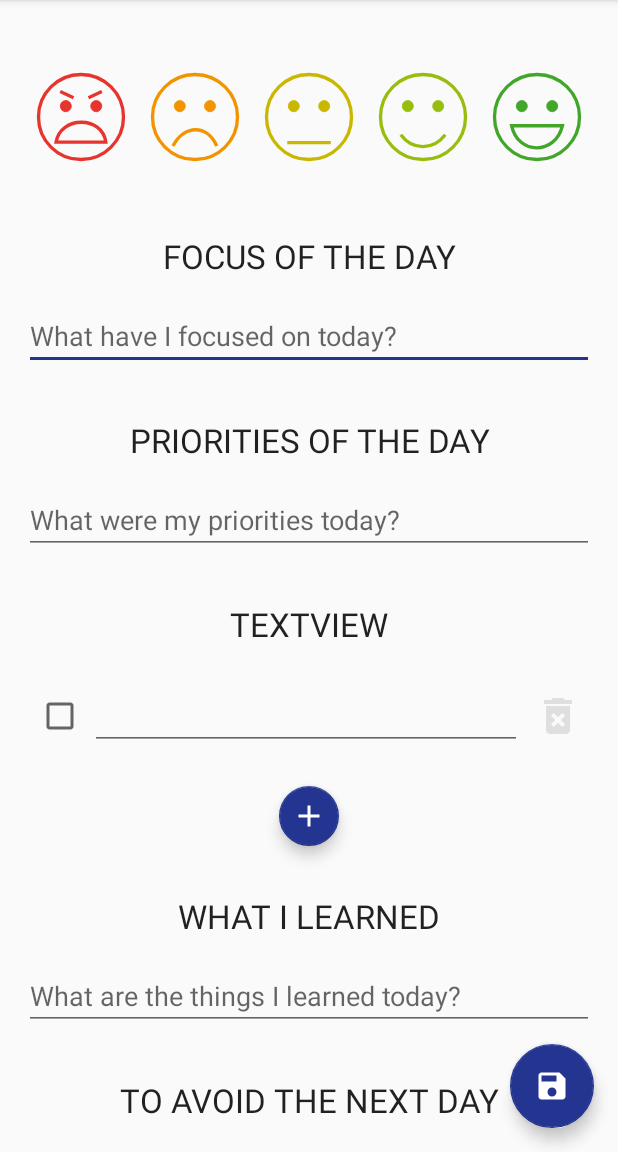
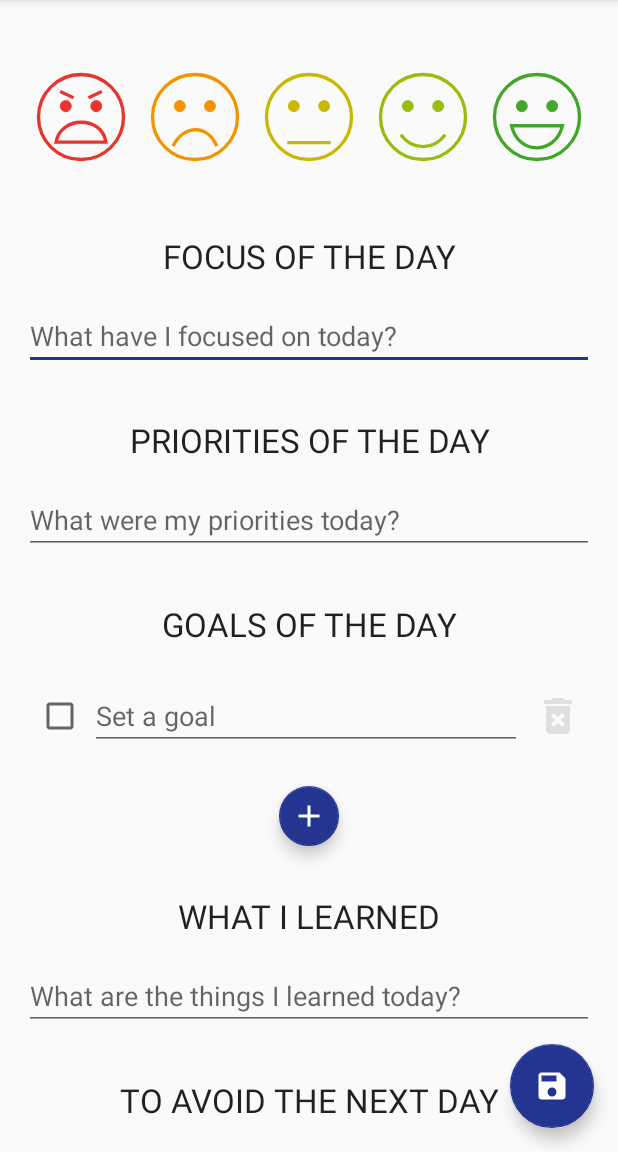
Before and after one commit to dp-152/mydaytoday, an Android app: the EntryHandlerActivity screen opened directly, with no data from a screen before it, after a tap on an icon or button, on a phone screen of 412 x 824 dp, the part 84-1236 px from its top. Run offline under Robolectric (Android 15) with nearby library versions, the phone set to English and light mode, and no system bars; our stand-ins replace Room's generated code; libraries missing offline, so code that uses them is left out: kotlinx.coroutines.experimental; 2 statements that could not run were skipped; 2 other taps on this screen came first.

Commit message:
Adapted moods getter on CurrentActivity to add accessibility image description Added gettext translation files

```diff
--- a/app/src/main/java/tk/mzalmeida/mydaytoday/EntryHandlerActivity.kt
+++ b/app/src/main/java/tk/mzalmeida/mydaytoday/EntryHandlerActivity.kt
@@ -317,7 +317,7 @@ class EntryHandlerActivity : AppCompatActivity() {
 
                     // Goals list is empty
                     entry.todayGoals.isEmpty() -> {
-                        alertDialogBuilder.setMessage("SomeString") // TODO: String for goals empty
+                        alertDialogBuilder.setMessage(R.string.entry_confirmGoalsEmptyMessage)
                         alertDialogBuilder.create().show()
                     }
 
@@ -361,7 +361,7 @@ class EntryHandlerActivity : AppCompatActivity() {
 
                     // Goals list is empty
                     entry.todayGoals.isEmpty() -> {
-                        alertDialogBuilder.setMessage("SomeString") // TODO: String for goals empty
+                        alertDialogBuilder.setMessage(R.string.entry_confirmGoalsEmptyMessage)
                         alertDialogBuilder.create().show()
                     }
 
@@ -379,7 +379,7 @@ class EntryHandlerActivity : AppCompatActivity() {
 
                     // Goals list has no fulfilled goals
                     goalUnchecked(entry.todayGoals) -> {
-                        alertDialogBuilder.setMessage("SomeString-unchecked") // TODO: String for no goal checked
+                        alertDialogBuilder.setMessage(R.string.entry_confirmGoalsUncheckedMessage)
                         alertDialogBuilder.create().show()
                     }
 
--- a/app/src/main/res/layout/activity_current_entry.xml
+++ b/app/src/main/res/layout/activity_current_entry.xml
@@ -32,6 +32,7 @@
             android:layout_marginStart="8dp"
             android:layout_marginTop="32dp"
             android:background="@drawable/ic_mood_null"
+            android:contentDescription="@string/currentEntry_moodScoreImageDescription"
             app:layout_constraintEnd_toEndOf="parent"
             app:layout_constraintStart_toStartOf="parent"
             app:layout_constraintTop_toTopOf="parent" />
@@ -98,7 +99,7 @@
             android:layout_marginEnd="16dp"
             android:layout_marginStart="16dp"
             android:layout_marginTop="24dp"
-            android:text="goals of the day"
+            android:text="@string/entry_goalsTitle"
             android:textAllCaps="true"
             android:textAppearance="@android:style/TextAppearance.DeviceDefault.Large"
             app:layout_constraintEnd_toEndOf="parent"
--- a/app/src/main/res/layout/activity_entry_handler.xml
+++ b/app/src/main/res/layout/activity_entry_handler.xml
@@ -176,7 +176,7 @@
                     android:id="@+id/entryHandler_goalsTitle"
                     android:layout_width="match_parent"
                     android:layout_height="wrap_content"
-                    android:text="TextView"
+                    android:text="@string/entry_goalsTitle"
                     android:textAlignment="center"
                     android:textAllCaps="true"
                     android:textAppearance="@android:style/TextAppearance.DeviceDefault.Large" />
@@ -198,6 +198,7 @@
                     android:clickable="true"
                     android:focusable="true"
                     android:onClick="onClickListenerEntryHandler"
+                    android:contentDescription="@string/entry_goalAddButtonDescription"
                     app:fabSize="mini"
                     app:srcCompat="@drawable/ic_add_white_32dp" />
 
--- a/app/src/main/res/layout/inflate_entry_handler_submodule_goals.xml
+++ b/app/src/main/res/layout/inflate_entry_handler_submodule_goals.xml
@@ -29,6 +29,7 @@
         android:layout_marginTop="8dp"
         android:ems="10"
         android:inputType="text"
+        android:hint="@string/entry_goalsHint"
         app:layout_constraintBottom_toBottomOf="parent"
         app:layout_constraintEnd_toStartOf="@+id/imageButton3"
         app:layout_constraintStart_toEndOf="@+id/checkBox3"
@@ -45,6 +46,7 @@
         android:background="@drawable/ic_delete_forever_white_32dp"
         android:backgroundTint="@color/delete_button_background_tint"
         android:onClick="onClickDeleteGoal"
+        android:contentDescription="@string/entry_goalDeleteButtonDescription"
         app:layout_constraintBottom_toBottomOf="parent"
         app:layout_constraintEnd_toEndOf="parent"
         app:layout_constraintTop_toTopOf="parent" />
--- a/app/src/main/res/layout/inflate_entry_handler_submodule_goals_no_checkbox.xml
+++ b/app/src/main/res/layout/inflate_entry_handler_submodule_goals_no_checkbox.xml
@@ -31,6 +31,7 @@
         android:layout_marginTop="8dp"
         android:ems="10"
         android:inputType="text"
+        android:hint="@string/entry_goalsHint"
         app:layout_constraintBottom_toBottomOf="parent"
         app:layout_constraintEnd_toStartOf="@+id/imageButton3"
         app:layout_constraintStart_toEndOf="@+id/checkBox3"
@@ -47,6 +48,7 @@
         android:background="@drawable/ic_delete_forever_white_32dp"
         android:backgroundTint="@color/delete_button_background_tint"
         android:onClick="onClickDeleteGoal"
+        android:contentDescription="@string/entry_goalDeleteButtonDescription"
         app:layout_constraintBottom_toBottomOf="parent"
         app:layout_constraintEnd_toEndOf="parent"
         app:layout_constraintTop_toTopOf="parent" />
--- a/app/src/main/res/values/strings.xml
+++ b/app/src/main/res/values/strings.xml
@@ -4,18 +4,24 @@
     <string name="entry_focusHint">What have I focused on today?</string>
     <string name="entry_prioritiesTitle">Priorities of the Day</string>
     <string name="entry_prioritiesHint">What were my priorities today?</string>
+    <string name="entry_goalsTitle">Goals of the day</string>
+    <string name="entry_goalsHint">Set a goal</string>
+    <string name="entry_goalDeleteButtonDescription">Delete this goal</string>
+    <string name="entry_goalAddButtonDescription">Add a new goal</string>
     <string name="entry_learnedTodayTitle">What I learned</string>
     <string name="entry_learnedTodayHint">What are the things I learned today?</string>
     <string name="entry_avoidTomorrowTitle">To avoid the next day</string>
     <string name="entry_avoidTomorrowHint">What are the things I should avoid tomorrow?</string>
     <string name="entry_thankfulForTitle">I am Thankful For:</string>
     <string name="entry_thankfulForHint">What am I thankful for today?</string>
-    <string name="entry_confirmMoodScoreEmptyMessage">You forgot to select your mood.\nAre you sure you want to leave?</string>
-    <string name="entry_confirmFocusEmptyMessage">You forgot to talk about your focus of the day.\nAre you sure you want to leave?</string>
-    <string name="entry_confirmPrioritiesEmptyMessage">You forgot to write your priorities of the day.\nAre you sure you want to leave?</string>
-    <string name="entry_confirmLearnedTodayEmptyMessage">You forgot to write what you learned today.\nAre you sure you want to leave?</string>
-    <string name="entry_confirmAvoidTomorrowEmptyMessage">You forgot to say the things you should avoid tomorrow.\nAre you sure you want to leave?</string>
-    <string name="entry_confirmThankfulForEmptyMessage">You forgot to say what you are thankful for today.\nAre you sure you want to leave?</string>
+    <string name="entry_confirmMoodScoreEmptyMessage">You forgot to select your mood.\nAre you sure you want to submit?</string>
+    <string name="entry_confirmFocusEmptyMessage">You forgot to talk about your focus of the day.\nAre you sure you want to submit?</string>
+    <string name="entry_confirmPrioritiesEmptyMessage">You forgot to write your priorities of the day.\nAre you sure you want to submit?</string>
+    <string name="entry_confirmGoalsEmptyMessage">You didn\'t add any goals for this day.\nAre you sure you want to submit?</string>
+    <string name="entry_confirmGoalsUncheckedMessage">You didn\'t mark any goal as completed.\nAre you sure you want to submit?</string>
+    <string name="entry_confirmLearnedTodayEmptyMessage">You forgot to write what you learned today.\nAre you sure you want to submit?</string>
+    <string name="entry_confirmAvoidTomorrowEmptyMessage">You forgot to say the things you should avoid tomorrow.\nAre you sure you want to submit?</string>
+    <string name="entry_confirmThankfulForEmptyMessage">You forgot to say what you are thankful for today.\nAre you sure you want to submit?</string>
     <string name="entry_confirmEmptyFieldTrue">Yes, I\'m sure</string>
     <string name="entry_confirmEmptyFieldFalse">Go back!</string>
     <string name="newEntry_label">%1$s - Create a new entry</string>
@@ -24,6 +30,13 @@
     <string name="editEntry_label">%1$s - Edit this entry</string>
     <string name="emptyDay_label">%1$s - This day is empty</string>
     <string name="emptyDay_noEntryMessage">Looks like you didn\'t write anything about this day yet.\nDon\'t worry, you still have a chance to do it.\nJust tap the button below:</string>
+    <string name="currentEntry_moodScoreImageDescription">This day\'s mood - %1$s</string>
+    <string name="currentEntry_moodScoreDescription0">Horrible</string>
+    <string name="currentEntry_moodScoreDescription1">Bad</string>
+    <string name="currentEntry_moodScoreDescription2">Normal</string>
+    <string name="currentEntry_moodScoreDescription3">Good</string>
+    <string name="currentEntry_moodScoreDescription4">Perfect</string>
+    <string name="currentEntry_moodScoreDescriptionNull">No mood today</string>
     <string name="currentEntry_deleteConfirmationMessage">This will permanently delete this entry from your log.\nBe aware that it will not be possible to recover your entry after this.\n\nAre you sure you want to delete this entry?</string>
     <string name="currentEntry_deleteConfirmationTrue">Delete entry</string>
     <string name="currentEntry_deleteConfirmationFalse">Go back</string>
```
Also changed, not shown: app/src/main/java/tk/mzalmeida/mydaytoday/CurrentEntryActivity.kt (+44 -9 lines), 4 other files.
